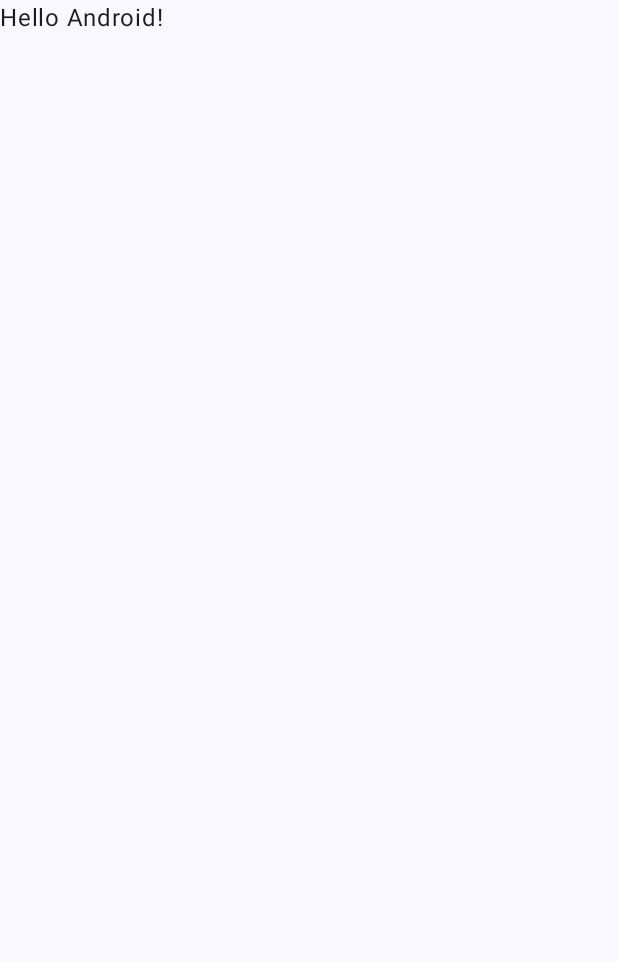
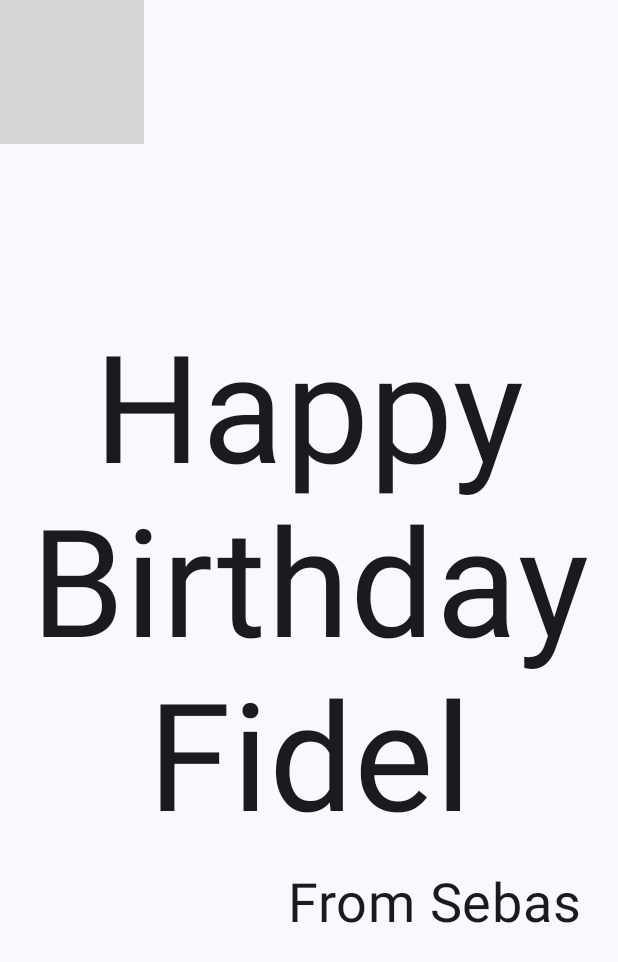
Before and after one commit to FSAguilar/KotlinTarjetasDeCumplea-os, an Android app built with Jetpack Compose: the screen it shows after launch (MainActivity), on a phone screen of 412 x 824 dp. Before the commit the part shown is almost empty. Shown: the top 962 px of the screen. Run offline under Robolectric (Android 15) with nearby library versions, the phone set to English and light mode, and no system bars; grey boxes are pictures that could not be loaded.

Commit message:
feat: Solucion

```diff
--- a/app/src/main/java/com/example/myapplication/MainActivity.kt
+++ b/app/src/main/java/com/example/myapplication/MainActivity.kt
@@ -3,26 +3,40 @@ package com.example.myapplication
 import android.os.Bundle
 import androidx.activity.ComponentActivity
 import androidx.activity.compose.setContent
-import androidx.activity.enableEdgeToEdge
+import androidx.compose.foundation.Image
+import androidx.compose.foundation.layout.Arrangement
+import androidx.compose.foundation.layout.Box
+import androidx.compose.foundation.layout.Column
 import androidx.compose.foundation.layout.fillMaxSize
 import androidx.compose.foundation.layout.padding
-import androidx.compose.material3.Scaffold
+import androidx.compose.material3.MaterialTheme
+import androidx.compose.material3.Surface
 import androidx.compose.material3.Text
 import androidx.compose.runtime.Composable
+import androidx.compose.ui.Alignment
 import androidx.compose.ui.Modifier
+import androidx.compose.ui.layout.ContentScale
+import androidx.compose.ui.res.painterResource
+import androidx.compose.ui.res.stringResource
+import androidx.compose.ui.text.style.TextAlign
 import androidx.compose.ui.tooling.preview.Preview
+import androidx.compose.ui.unit.dp
+import androidx.compose.ui.unit.sp
 import com.example.myapplication.ui.theme.MyApplicationTheme
 
 class MainActivity : ComponentActivity() {
     override fun onCreate(savedInstanceState: Bundle?) {
         super.onCreate(savedInstanceState)
-        enableEdgeToEdge()
         setContent {
-            MyApplicationTheme {
-                Scaffold(modifier = Modifier.fillMaxSize()) { innerPadding ->
-                    Greeting(
-                        name = "Android",
-                        modifier = Modifier.padding(innerPadding)
+            MyApplicationTheme() {
+                // A surface container using the 'background' color from the theme
+                Surface(
+                    modifier = Modifier.fillMaxSize(),
+                    color = MaterialTheme.colorScheme.background
+                ) {
+                    GreetingImage(
+                        message = "Happy Birthday Fidel",
+                        from = "From Sebas"
                     )
                 }
             }
@@ -31,17 +45,58 @@ class MainActivity : ComponentActivity() {
 }
 
 @Composable
-fun Greeting(name: String, modifier: Modifier = Modifier) {
-    Text(
-        text = "Hello $name!",
+fun GreetingText(message: String, from: String, modifier: Modifier = Modifier) {
+    // Create a column so that texts don't overlap
+    Column(
+        verticalArrangement = Arrangement.Center,
         modifier = modifier
-    )
+    ) {
+        Text(
+            text = message,
+            fontSize = 100.sp,
+            lineHeight = 116.sp,
+            textAlign = TextAlign.Center,
+            modifier = Modifier.padding(top = 16.dp)
+        )
+        Text(
+            text = from,
+            fontSize = 36.sp,
+            modifier = Modifier
+                .padding(top = 16.dp)
+                .padding(end = 16.dp)
+                .align(alignment = Alignment.End)
+
+        )
+    }
 }
 
-@Preview(showBackground = true)
 @Composable
-fun GreetingPreview() {
-    MyApplicationTheme {
-        Greeting("Android")
+fun GreetingImage(message: String, from: String, modifier: Modifier = Modifier) {
+    // Create a box to overlap image and texts
+    Box(modifier) {
+        Image(
+            painter = painterResource(id = R.drawable.androidparty),
+            contentDescription = null,
+            contentScale = ContentScale.Crop,
+            alpha = 0.5F
+        )
+        GreetingText(
+            message = message,
+            from = from,
+            modifier = Modifier
+                .fillMaxSize()
+                .padding(8.dp)
+        )
     }
 }
+
+@Preview(showBackground = false)
+@Composable
+private fun BirthdayCardPreview() {
+    MyApplicationTheme() {
+        GreetingImage(
+            message = "Happy Birthday Fidel",
+            from = "From Sebas"
+        )
+    }
+}
```
Also changed, not shown: 1 other file.
